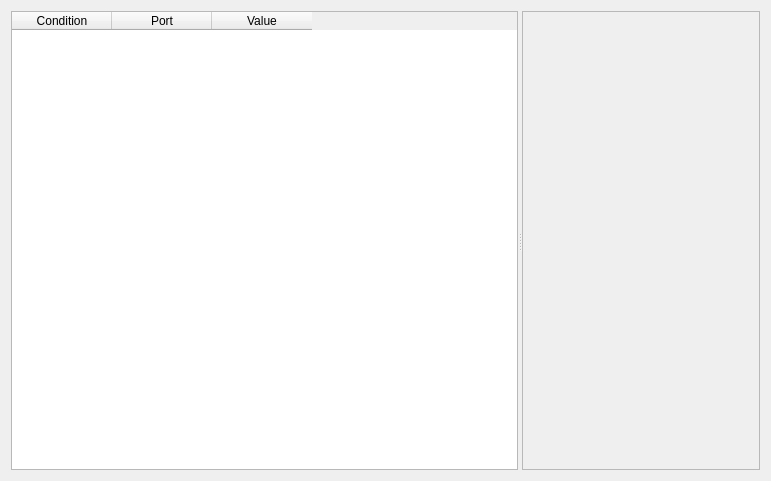
The window that src/vle/gvle/filevpzexpcond.ui (vle-forge/vle) describes before a commit, drawn with Qt 5.
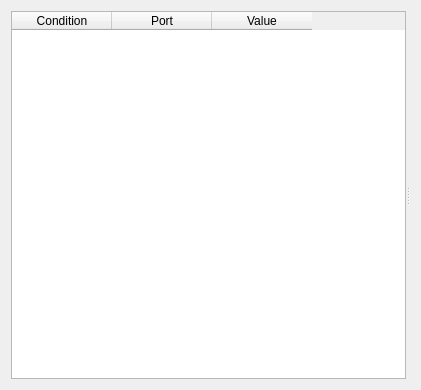
The same window after the commit.

Commit message:
gvle: add a better layout managment
Add a a better layout managment for the exprimental condition tab.

Patch:
```diff
--- a/src/vle/gvle/filevpzexpcond.ui
+++ b/src/vle/gvle/filevpzexpcond.ui
@@ -6,8 +6,8 @@
    <rect>
     <x>0</x>
     <y>0</y>
-    <width>771</width>
-    <height>481</height>
+    <width>421</width>
+    <height>390</height>
    </rect>
   </property>
   <property name="sizePolicy">
@@ -22,15 +22,9 @@
   <property name="autoFillBackground">
    <bool>true</bool>
   </property>
-  <layout class="QGridLayout" name="gridLayout">
-   <item row="0" column="0">
+  <layout class="QVBoxLayout" name="verticalLayout">
+   <item>
     <widget class="QSplitter" name="splitter">
-     <property name="sizePolicy">
-      <sizepolicy hsizetype="Expanding" vsizetype="Expanding">
-       <horstretch>0</horstretch>
-       <verstretch>0</verstretch>
-      </sizepolicy>
-     </property>
      <property name="orientation">
       <enum>Qt::Horizontal</enum>
      </property>
@@ -57,32 +51,8 @@
        </property>
       </column>
      </widget>
-     <widget class="QScrollArea" name="scrollArea">
-      <property name="minimumSize">
-       <size>
-        <width>238</width>
-        <height>0</height>
-       </size>
-      </property>
-      <property name="verticalScrollBarPolicy">
-       <enum>Qt::ScrollBarAsNeeded</enum>
-      </property>
-      <property name="horizontalScrollBarPolicy">
-       <enum>Qt::ScrollBarAsNeeded</enum>
-      </property>
-      <property name="widgetResizable">
-       <bool>true</bool>
-      </property>
-      <widget class="QWidget" name="value">
-       <property name="geometry">
-        <rect>
-         <x>0</x>
-         <y>0</y>
-         <width>236</width>
-         <height>461</height>
-        </rect>
-       </property>
-      </widget>
+     <widget class="QWidget" name="verticalLayoutWidget">
+      <layout class="QVBoxLayout" name="vlValue"/>
      </widget>
     </widget>
    </item>
```
The commit also changes 1 other file.
